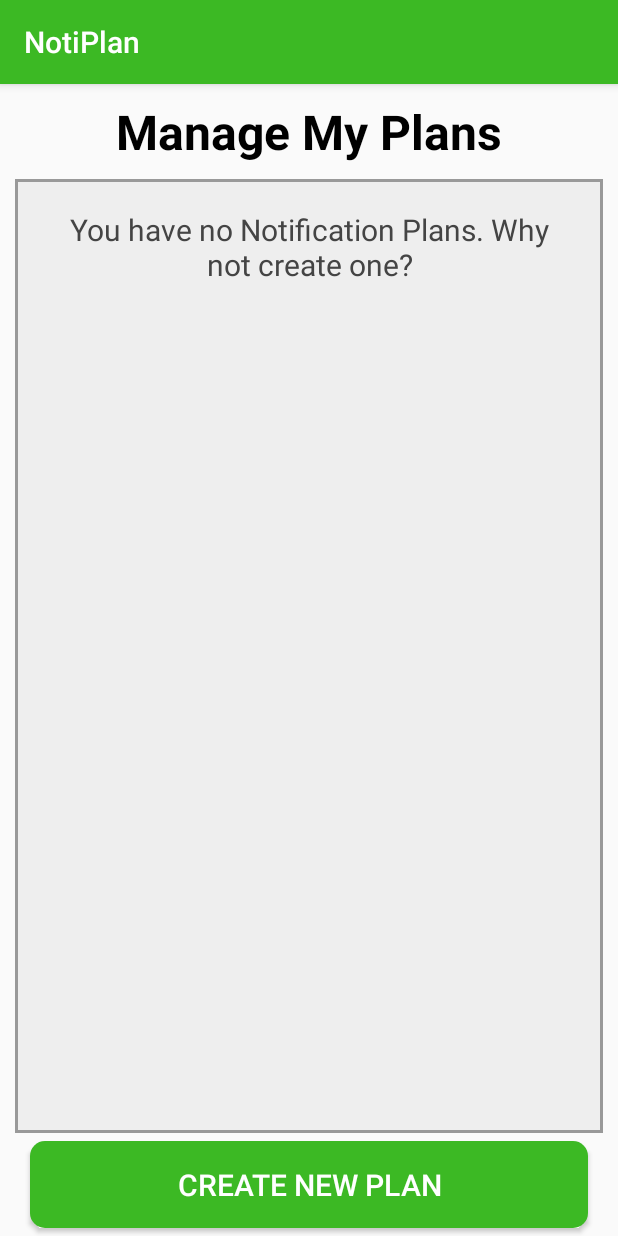
After one commit to DamienFleming/NotiPlan, an Android app: the ManageNotificationPlansActivity screen opened directly, with no data from a screen before it, on a phone screen of 412 x 824 dp. The commit adds this screen. Run offline under Robolectric (Android 15) with nearby library versions, the phone set to English and light mode, and no system bars.

Commit message:
More progress on creating app

```diff
--- a/app/src/main/AndroidManifest.xml
+++ b/app/src/main/AndroidManifest.xml
@@ -5,7 +5,7 @@
     <application
         android:allowBackup="true"
         android:icon="@mipmap/ic_launcher"
-        android:label="@string/app_name"
+        android:label="@string/appName"
         android:roundIcon="@mipmap/ic_launcher_round"
         android:supportsRtl="true"
         android:theme="@style/AppTheme">
@@ -16,7 +16,8 @@
                 <category android:name="android.intent.category.LAUNCHER" />
             </intent-filter>
         </activity>
-        <activity android:name=".SettingsActivity"></activity>
+        <activity android:name=".SettingsActivity" />
+        <activity android:name=".ManageNotificationPlansActivity"></activity>
     </application>
 
 </manifest>
--- /dev/null
+++ b/app/src/main/java/com/damien/notiplan/ManageNotificationPlansActivity.java
@@ -0,0 +1,13 @@
+package com.damien.notiplan;
+
+import android.support.v7.app.AppCompatActivity;
+import android.os.Bundle;
+
+public class ManageNotificationPlansActivity extends AppCompatActivity {
+
+    @Override
+    protected void onCreate(Bundle savedInstanceState) {
+        super.onCreate(savedInstanceState);
+        setContentView(R.layout.activity_manage_notification_plans);
+    }
+}
--- /dev/null
+++ b/app/src/main/res/drawable/background_box.xml
@@ -0,0 +1,5 @@
+<?xml version="1.0" encoding="utf-8"?>
+<shape xmlns:android="http://schemas.android.com/apk/res/android" android:shape="rectangle" android:padding="10dp">
+    <solid android:color="#EEEEEE" />
+    <stroke android:color="#999999" android:width="2dp" />
+</shape>
--- a/app/src/main/res/drawable/button_style.xml
+++ b/app/src/main/res/drawable/button_style.xml
@@ -1,9 +1,9 @@
 <?xml version="1.0" encoding="utf-8"?>
 <shape xmlns:android="http://schemas.android.com/apk/res/android" android:shape="rectangle" android:padding="10dp">
-    <solid android:color="@color/colorPrimary"/> <!-- this one is ths color of the Rounded Button -->
-    <corners
-        android:bottomRightRadius="10dp"
-        android:bottomLeftRadius="10dp"
-        android:topLeftRadius="10dp"
-        android:topRightRadius="10dp"/>
+<solid android:color="@color/colorPrimary"/>
+<corners
+    android:bottomRightRadius="10dp"
+    android:bottomLeftRadius="10dp"
+    android:topLeftRadius="10dp"
+    android:topRightRadius="10dp"/>
 </shape>
--- a/app/src/main/res/layout/activity_home_screen.xml
+++ b/app/src/main/res/layout/activity_home_screen.xml
@@ -15,7 +15,7 @@
     <Button android:id="@+id/manage"
         android:layout_width="match_parent"
         android:layout_height="wrap_content"
-        android:text="@string/manageButtonText"
+        android:text="@string/manageMyPlansText"
         android:textSize="20sp"
         android:padding="15sp"
         android:layout_marginLeft="20sp"
--- /dev/null
+++ b/app/src/main/res/layout/activity_manage_notification_plans.xml
@@ -0,0 +1,53 @@
+<?xml version="1.0" encoding="utf-8"?>
+<LinearLayout xmlns:android="http://schemas.android.com/apk/res/android"
+    android:layout_width="match_parent"
+    android:layout_height="match_parent"
+    android:orientation="vertical">
+
+    <TextView
+        android:id="@+id/manageNotifications"
+        android:layout_width="match_parent"
+        android:layout_height="wrap_content"
+        android:gravity="center"
+        android:padding="10sp"
+        android:text="@string/manageMyPlansText"
+        android:textColor="#000000"
+        android:textSize="32sp"
+        android:textStyle="bold" />
+
+    <LinearLayout xmlns:android="http://schemas.android.com/apk/res/android"
+        android:layout_width="match_parent"
+        android:layout_height="0dp"
+        android:layout_marginLeft="10sp"
+        android:layout_marginRight="10sp"
+        android:background="@drawable/background_box"
+        android:padding="10sp"
+        android:layout_weight="1">
+        <TextView
+        android:id="@+id/EmptyPlanListPlaceholder"
+        android:layout_width="match_parent"
+        android:layout_height="wrap_content"
+        android:gravity="center"
+        android:padding="10sp"
+        android:text="@string/EmptyPlanListPlaceholderText"
+        android:textColor="#444444"
+        android:textSize="20sp"
+        android:textStyle="normal" />
+    </LinearLayout>
+
+    <Button android:id="@+id/createNewPlan"
+        android:layout_width="match_parent"
+        android:layout_height="wrap_content"
+        android:text="@string/createNewPlanText"
+        android:textSize="20sp"
+        android:padding="15sp"
+        android:layout_marginLeft="20sp"
+        android:layout_marginRight="20sp"
+        android:layout_marginTop="5sp"
+        android:layout_marginBottom="5sp"
+        android:background="@drawable/button_style"
+        android:textColor="#FFFFFF"
+        android:gravity="center"
+        android:onClick=""/>
+
+</LinearLayout>
--- a/app/src/main/res/values/strings.xml
+++ b/app/src/main/res/values/strings.xml
@@ -1,7 +1,9 @@
 <resources>
-    <string name="app_name">NotiPlan</string>
-    <string name="manageButtonText">Manage Notification Plans</string>
+    <string name="appName">NotiPlan</string>
+    <string name="manageMyPlansText">Manage My Plans</string>
     <string name="headerText">Welcome to NotiPlan</string>
     <string name="settingsText">Settings</string>
     <string name="PlannerOnOffLabel">Enable All Notification Plans</string>
+    <string name="createNewPlanText">Create New Plan</string>
+    <string name="EmptyPlanListPlaceholderText">You have no Notification Plans. Why not create one?</string>
 </resources>
```
